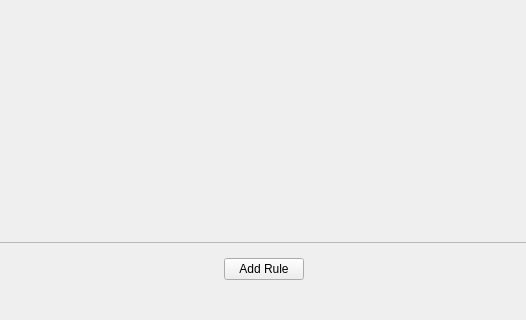
This is design/rule.ui in bbaltuntas/tubitak-fuzzy as Qt 5 draws it before an edit; both pictures show x 146 to 672 and y 280 to 600 of the 820 by 600 pixel window. The edited form follows.
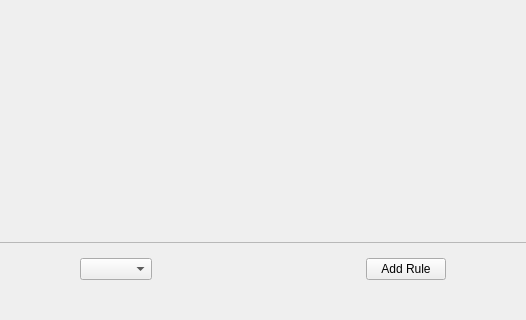
This is the edited form.

Commit message: Second version of the application by adding extra membership functions and modifying the rule screen

What changed in the file:
```diff
--- a/design/rule.ui
+++ b/design/rule.ui
@@ -82,6 +82,16 @@
       <item>
        <widget class="QFrame" name="horizontalFrame">
         <layout class="QHBoxLayout" name="horizontalLayout_2">
+         <item>
+          <widget class="QComboBox" name="operator_box">
+           <property name="sizePolicy">
+            <sizepolicy hsizetype="Fixed" vsizetype="Fixed">
+             <horstretch>0</horstretch>
+             <verstretch>0</verstretch>
+            </sizepolicy>
+           </property>
+          </widget>
+         </item>
          <item>
           <widget class="QPushButton" name="add_rule_button">
            <property name="sizePolicy">
```
The commit also changes 9 other files.
